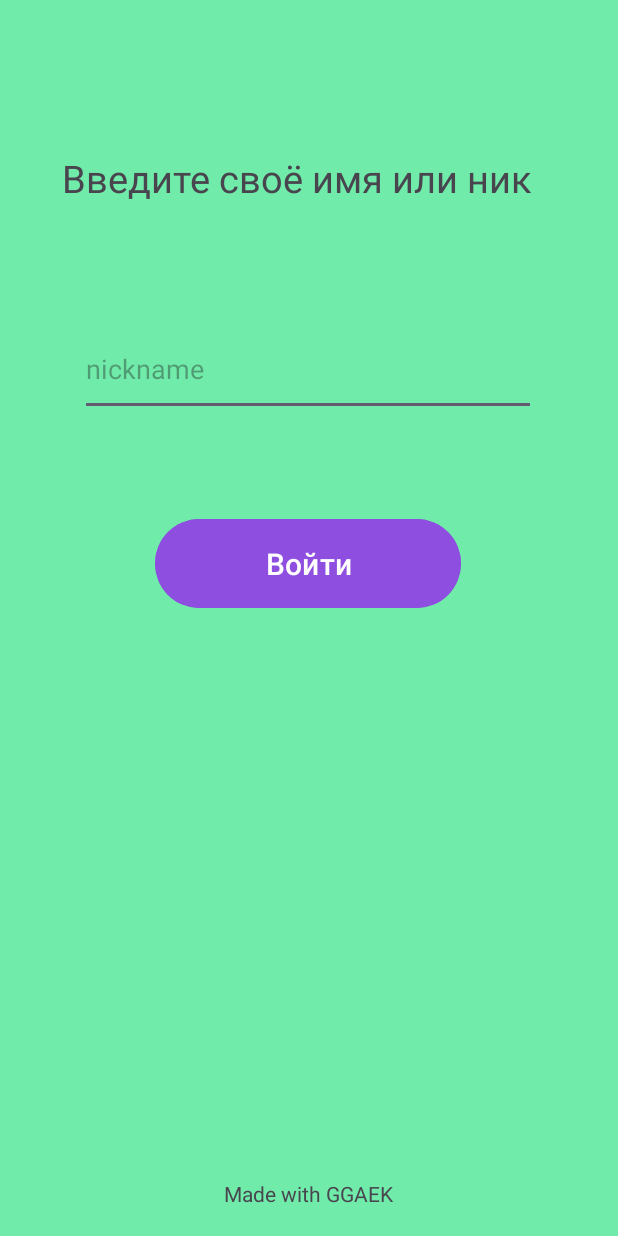
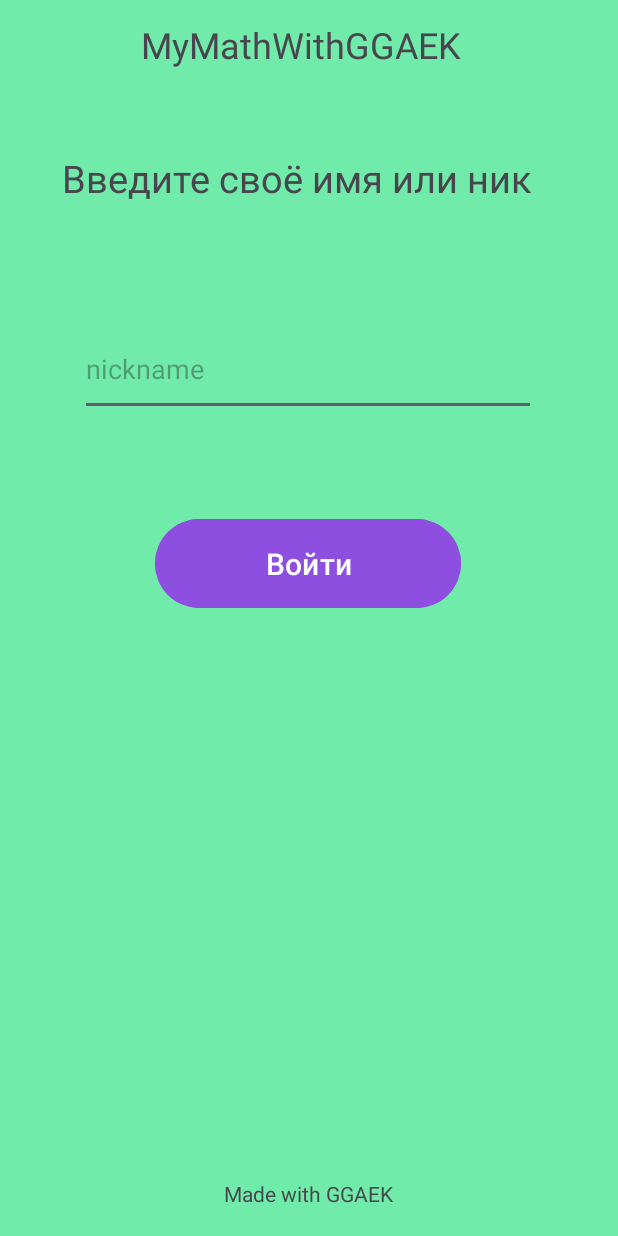
Before and after one commit to Senior-Limon/MyMath, an Android app: the screen it shows after launch (MainActivity), on a phone screen of 412 x 824 dp. Run offline under Robolectric (Android 15) with nearby library versions, the phone set to English and light mode, and no system bars.

Commit message:
commit 4++

```diff
--- a/app/src/main/res/layout/activity_main.xml
+++ b/app/src/main/res/layout/activity_main.xml
@@ -64,4 +64,17 @@
         app:layout_constraintTop_toTopOf="parent"
         app:layout_constraintVertical_bias="0.977" />
 
+    <TextView
+        android:id="@+id/textView2"
+        android:layout_width="wrap_content"
+        android:layout_height="wrap_content"
+        android:text="MyMathWithGGAEK"
+        android:textSize="24sp"
+        app:layout_constraintBottom_toTopOf="@+id/textViewss"
+        app:layout_constraintEnd_toEndOf="parent"
+        app:layout_constraintHorizontal_bias="0.474"
+        app:layout_constraintStart_toStartOf="parent"
+        app:layout_constraintTop_toTopOf="parent"
+        app:layout_constraintVertical_bias="0.018" />
+
 </androidx.constraintlayout.widget.ConstraintLayout>
```
